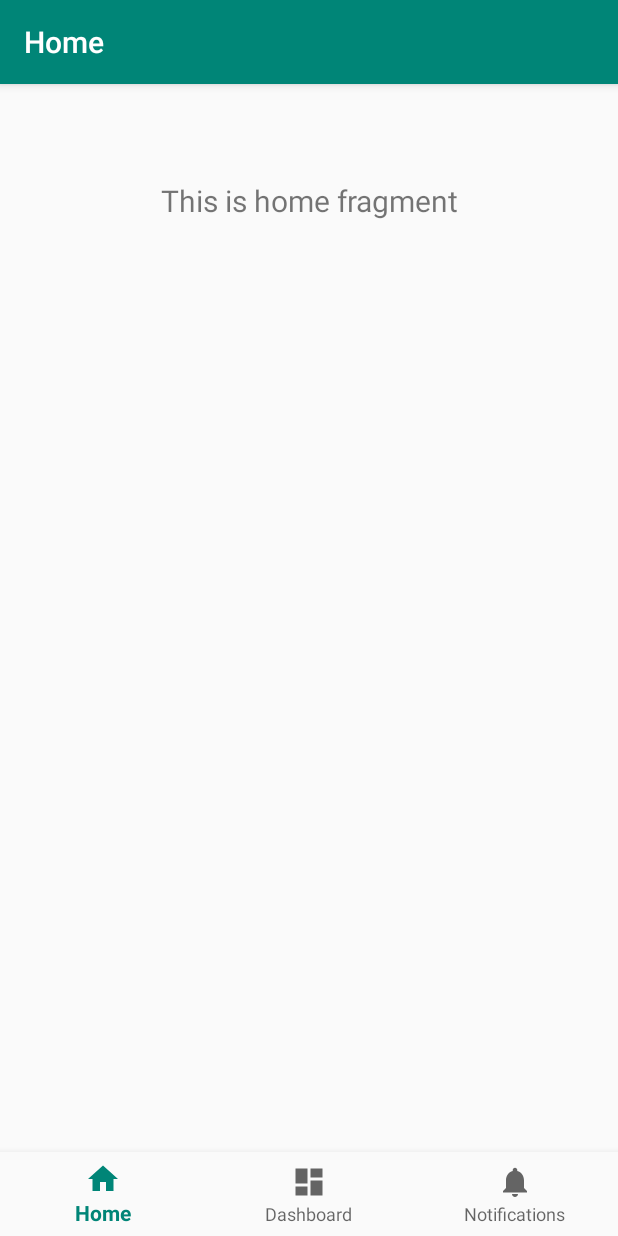
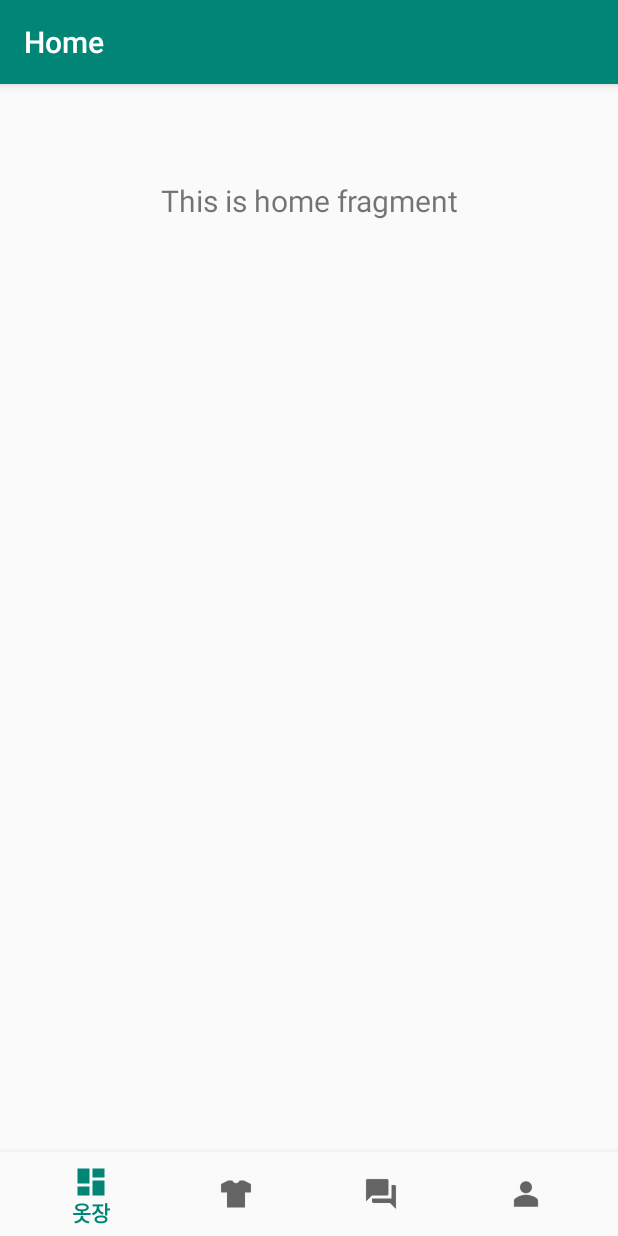
Before and after one commit to jieun1014/mycloset, an Android app: the screen it shows after launch (MainActivity), on a phone screen of 412 x 824 dp. Run offline under Robolectric (Android 15) with nearby library versions, the phone set to English and light mode, and no system bars; our stand-ins replace navigation-ui.

Commit message:
nav 수정

```diff
--- a/app/src/main/res/menu/bottom_nav_menu.xml
+++ b/app/src/main/res/menu/bottom_nav_menu.xml
@@ -1,19 +1,25 @@
-<?xml version="1.0" encoding="utf-8"?>
+<?xml version="1.0" encoding="UTF-8"?>
+
 <menu xmlns:android="http://schemas.android.com/apk/res/android">
 
     <item
-        android:id="@+id/navigation_home"
-        android:icon="@drawable/ic_home_black_24dp"
-        android:title="@string/title_home" />
+        android:id="@+id/navigation_closet"
+        android:icon="@drawable/ic_dashboard_black_24dp"
+        android:title="@string/title_closet" />
 
     <item
-        android:id="@+id/navigation_dashboard"
-        android:icon="@drawable/ic_dashboard_black_24dp"
-        android:title="@string/title_dashboard" />
+        android:id="@+id/navigation_cody"
+        android:icon="@drawable/codyicon"
+        android:title="@string/title_cody" />
 
     <item
-        android:id="@+id/navigation_notifications"
-        android:icon="@drawable/ic_notifications_black_24dp"
-        android:title="@string/title_notifications" />
+        android:id="@+id/navigation_board"
+        android:icon="@drawable/boardicon"
+        android:title="@string/title_board" />
+
+    <item
+        android:id="@+id/navigation_my"
+        android:icon="@drawable/myicon"
+        android:title="@string/title_my" />
 
 </menu>
```
Also changed, not shown: app/src/main/res/values/themes.xml (added, +16 -0 lines).
